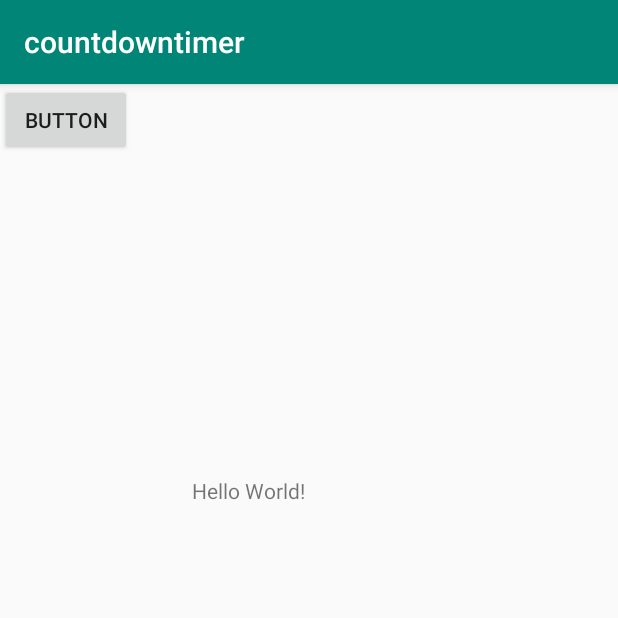
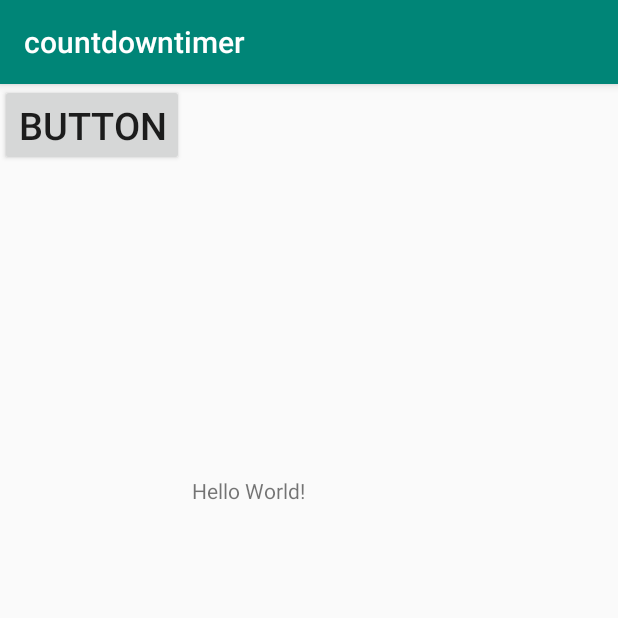
Before and after one commit to prashankln/countdowntimer, an Android app: the screen it shows after launch (MainActivity), on a phone screen of 412 x 824 dp, the top half of it. Run offline under Robolectric (Android 15) with nearby library versions, the phone set to English and light mode, and no system bars.

Commit message:
added a buton

```diff
--- a/app/src/main/java/com/example/countdowntimer/MainActivity.java
+++ b/app/src/main/java/com/example/countdowntimer/MainActivity.java
@@ -2,6 +2,7 @@ package com.example.countdowntimer;
 
 import android.support.v7.app.AppCompatActivity;
 import android.os.Bundle;
+import android.widget.TextView;
 
 public class MainActivity extends AppCompatActivity {
 
@@ -10,4 +11,8 @@ public class MainActivity extends AppCompatActivity {
         super.onCreate(savedInstanceState);
         setContentView(R.layout.activity_main);
     }
+
+    private void countdown(){
+        TextView textView = findViewById(R.id.textView);
+    }
 }
--- a/app/src/main/res/layout/activity_main.xml
+++ b/app/src/main/res/layout/activity_main.xml
@@ -7,6 +7,7 @@
     tools:context=".MainActivity">
 
     <TextView
+        android:id="@+id/textView"
         android:layout_width="wrap_content"
         android:layout_height="wrap_content"
         android:text="Hello World!"
@@ -22,7 +23,8 @@
         android:layout_width="wrap_content"
         android:layout_height="wrap_content"
         android:text="Button"
-        tools:layout_editor_absoluteX="168dp"
-        tools:layout_editor_absoluteY="134dp" />
+        android:textSize="25sp"
+        tools:layout_editor_absoluteX="89dp"
+        tools:layout_editor_absoluteY="83dp" />
 
 </android.support.constraint.ConstraintLayout>
```
